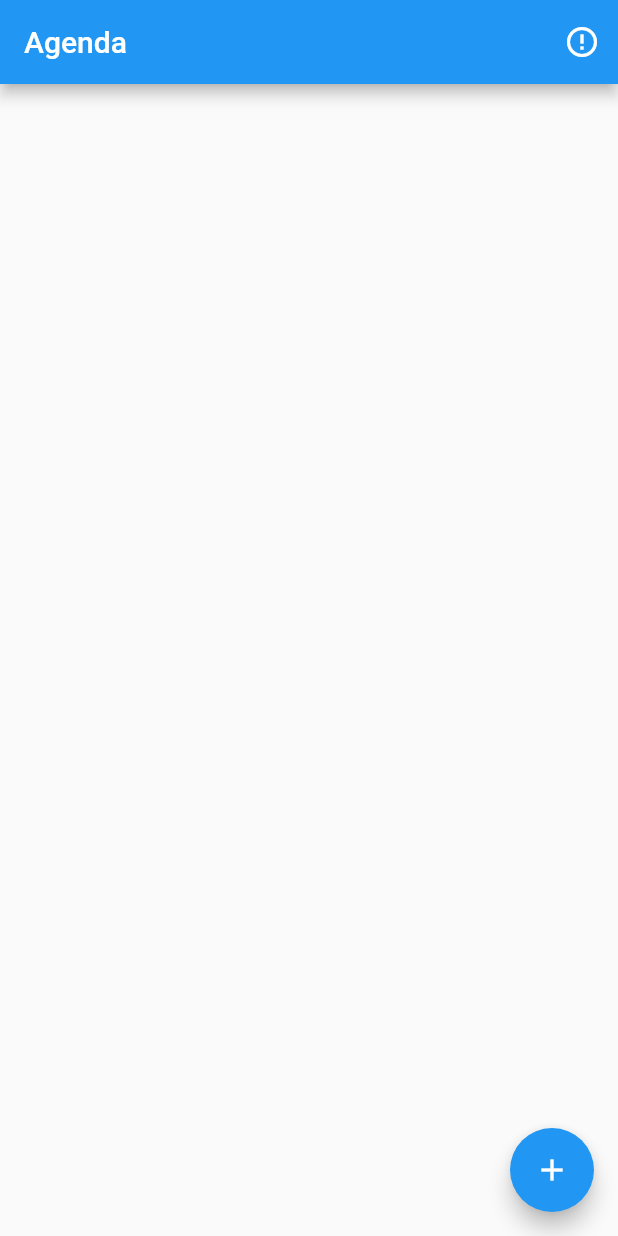
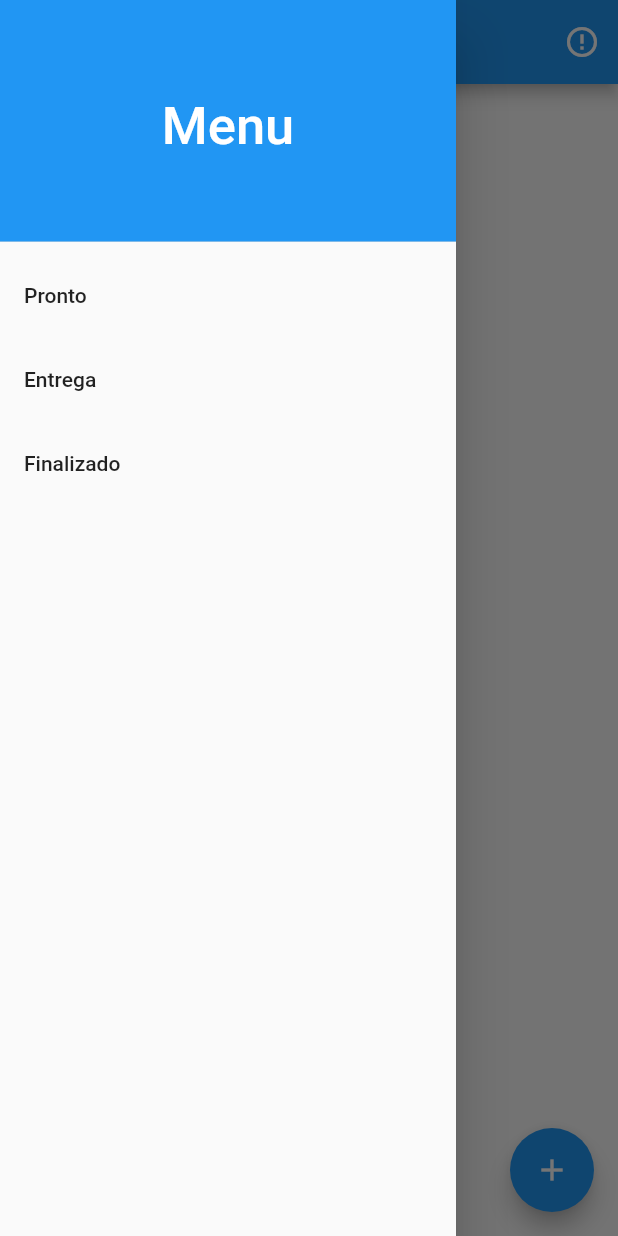
Before and after one commit to Lyem/Agenda, a Flutter app: the screen it shows after launch, with the side drawer open (before the commit the screen has no drawer), on a phone screen of 412 x 824 dp. Run offline on Flutter 3.47's test engine with Material 2 defaults, Android fonts, the phone set to English and light mode, and no system bars.

Commit message:
created side menu

```diff
--- a/lib/main.dart
+++ b/lib/main.dart
@@ -1,6 +1,5 @@
 import 'package:agenda/pages/cadastro.dart';
 import 'package:flutter/material.dart';
-import 'package:flutter/services.dart';
 
 import 'pages/info.dart';
 
@@ -30,7 +29,7 @@ class _HomePageState extends State<HomePage> {
   Widget build(BuildContext context) {
     return Scaffold(
       appBar: AppBar(
-        title: Text('Agenda'),
+        title: Text('Pendente'),
         actions: <Widget>[
           IconButton(icon: Icon(Icons.error_outline), onPressed: (){
             Navigator.push(
@@ -55,6 +54,39 @@ class _HomePageState extends State<HomePage> {
           ],
         ),
       ),
+      drawer: Drawer(
+        child: ListView(
+          padding: EdgeInsets.zero,
+          children: <Widget>[
+            DrawerHeader(
+              child: Center(
+                child: Text('Menu', style: TextStyle(fontSize: 35, color: Colors.white),),
+              ),
+              decoration: BoxDecoration(
+                color: Colors.blue,
+              ),
+            ),
+            ListTile(
+              title: Text('Pronto'),
+              onTap: () {
+                Navigator.pop(context);
+              },
+            ),
+            ListTile(
+              title: Text('Entrega'),
+              onTap: () {
+                Navigator.pop(context);
+              },
+            ),
+            ListTile(
+              title: Text('Finalizado'),
+              onTap: () {
+                Navigator.pop(context);
+              }
+            ),
+          ],
+        ),
+      ),
     );
   }
 }
```
